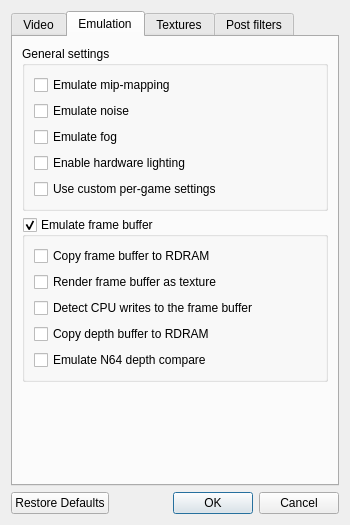
The window that jni/mupen64plus-video-gliden64/src/GLideNUI/configDialog.ui (mupen64plus-ae/mupen64plus-ae) describes before a commit, drawn with Qt 5.
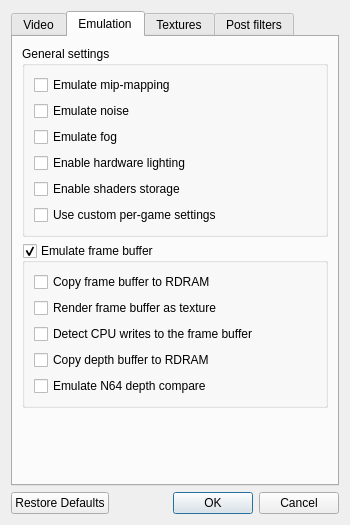
The same window after the commit. The open tabs and pages were chosen to show the change. Icons and pictures are not drawn.

```diff
--- a/jni/mupen64plus-video-gliden64/src/GLideNUI/configDialog.ui
+++ b/jni/mupen64plus-video-gliden64/src/GLideNUI/configDialog.ui
@@ -608,6 +608,16 @@
             </property>
            </widget>
           </item>
+          <item>
+           <widget class="QCheckBox" name="enableShadersStorageCheckBox">
+            <property name="toolTip">
+             <string>&lt;html&gt;&lt;head/&gt;&lt;body&gt;&lt;p&gt;&lt;span style=&quot; font-weight:600;&quot;&gt;Shaders storage:&lt;/span&gt;&lt;/p&gt;&lt;p&gt;Use persistent storage for compiled shader programs.&lt;br/&gt;&lt;/p&gt;&lt;p&gt;Each game uses set of combiners. Combiner is an equation, which defines how to build output color from various color inputs. The plugin translates combiners to &lt;a href=&quot;https://www.opengl.org/wiki/Shader&quot;&gt;&lt;span style=&quot; text-decoration: underline; color:#0000ff;&quot;&gt;shaders&lt;/span&gt;&lt;/a&gt;. Shader compiler builds programs from them on fly. Shaders are large and complex. If new scene uses several new combiners, compilation of new shaders will take time and you will notice that as some stuttering. If you have shader storage enabled, all shaders will be compiled only once. Next time you run the game, plugin will not spend time on compilation of shaders, which you already met.&lt;/p&gt;&lt;p&gt;[Recommended: &lt;span style=&quot; font-style:italic;&quot;&gt;on&lt;/span&gt;]&lt;/p&gt;&lt;/body&gt;&lt;/html&gt;</string>
+            </property>
+            <property name="text">
+             <string>Enable shaders storage</string>
+            </property>
+           </widget>
+          </item>
           <item>
            <widget class="QCheckBox" name="customSettingsCheckBox">
             <property name="toolTip">
```
